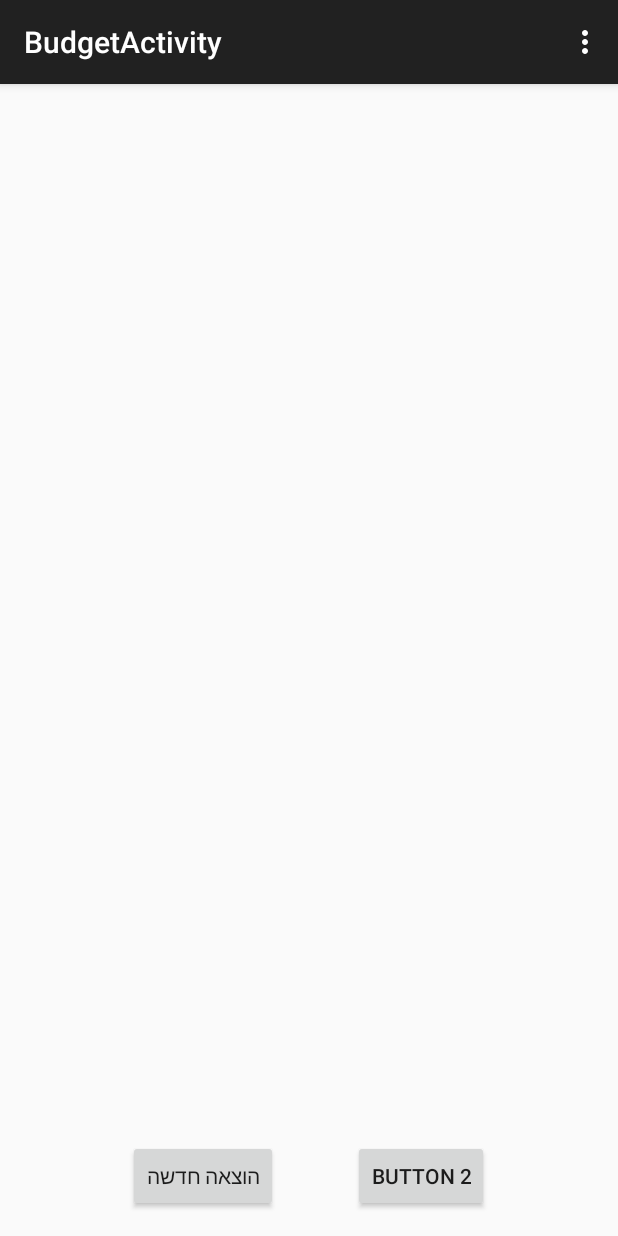
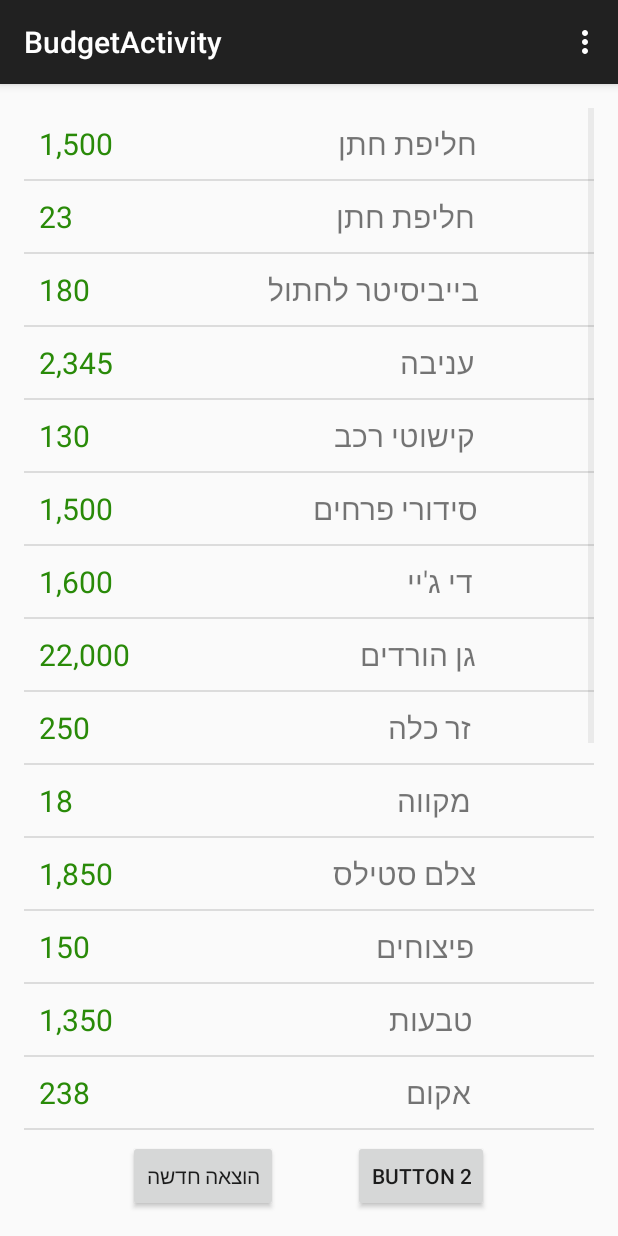
Before and after one commit to sivipi/Wedding, an Android app: the BudgetActivity screen opened directly, with no data from a screen before it, on a phone screen of 412 x 824 dp. Run offline under Robolectric (Android 15) with nearby library versions, the light colour scheme and no system bars.

Commit message:
Budget package update + layouts

```diff
--- a/app/src/main/java/com/example/owner/wedding/budget/BudgetActivity.java
+++ b/app/src/main/java/com/example/owner/wedding/budget/BudgetActivity.java
@@ -7,6 +7,7 @@ import android.view.Menu;
 import android.view.MenuItem;
 import android.view.View;
 import android.widget.Button;
+import android.widget.ListView;
 
 import com.example.owner.wedding.R;
 
@@ -19,8 +20,8 @@ public class BudgetActivity extends AppCompatActivity {
      * 2) data structure for spent budget
      */
 
-    Button newExpenseBtn = (Button)findViewById(R.id.budget_newExpense);
-    List<List<BudgetEntry>> budgetCategories;
+    Button newExpenseBtn;
+    //BudgetEntry[] budgetEntries;
 
     @Override
     protected void onPause() {
@@ -38,6 +39,7 @@ public class BudgetActivity extends AppCompatActivity {
         super.onCreate(savedInstanceState);
         setContentView(R.layout.activity_budget);
 
+        newExpenseBtn = (Button)findViewById(R.id.budget_newExpense);
         newExpenseBtn.setOnClickListener(new View.OnClickListener() {
             @Override
             public void onClick(View v) {
@@ -46,7 +48,24 @@ public class BudgetActivity extends AppCompatActivity {
             }
         });
 
+        ListView listView = (ListView)findViewById(R.id.list_view);
+        /*TODO:TESTING ONLY*/
+        BudgetEntry[] budgetEntries = {new BudgetEntry(1,"חליפת חתן",1500), new BudgetEntry(1,"חליפת חתן",23), new BudgetEntry(1,"בייביסיטר לחתול",180),
+                new BudgetEntry(1,"עניבה",2345), new BudgetEntry(1,"קישוטי רכב",130), new BudgetEntry(1,"סידורי פרחים",1500), new BudgetEntry(1,"די ג'יי",1600),
+                new BudgetEntry(1,"גן הורדים",22000), new BudgetEntry(1,"זר כלה",250), new BudgetEntry(1,"מקווה",18), new BudgetEntry(1,"צלם סטילס",1850),
+                new BudgetEntry(1,"פיצוחים",150), new BudgetEntry(1,"טבעות",1350), new BudgetEntry(1,"אקום",238), new BudgetEntry(1,"צלם וידאו",2200),
+                new BudgetEntry(1,"רב",1200), new BudgetEntry(1,"שמלה כלה",7500), new BudgetEntry(1,"הזמנות",420), new BudgetEntry(1,"אבטחה",500),
+                new BudgetEntry(1,"מוישה לאופר",112000), new BudgetEntry(1,"שוחד",1322), new BudgetEntry(1,"מעטפות",84), new BudgetEntry(1,"שומרים בחניון",650)};
+
+
+       // BudgetEntry[] budgetEntries = {new BudgetEntry(1,"חליפת חתן",1500), new BudgetEntry(1,"חליפת חתן",23)};
+        /*TODO:TESTING ONLY*/
+
+        BudgetListAdapter adapter = new BudgetListAdapter(this,budgetEntries);
+        listView.setAdapter(adapter);
+
     }
+
 
     @Override
     public boolean onCreateOptionsMenu(Menu menu) {
--- a/app/src/main/java/com/example/owner/wedding/budget/BudgetEntry.java
+++ b/app/src/main/java/com/example/owner/wedding/budget/BudgetEntry.java
@@ -1,8 +1,10 @@
 package com.example.owner.wedding.budget;
 
+import java.text.NumberFormat;
 import java.util.Calendar;
 import java.util.Collections;
 import java.util.List;
+import java.util.Locale;
 
 /**
  * Created by Sivan on 11/10/2015.
@@ -119,7 +121,17 @@ public class BudgetEntry implements Comparable<BudgetEntry>{
     }
 
     @Override
+    public String toString() {
+        return NumberFormat.getNumberInstance(Locale.US).format(this.cost);
+    }
+
+    @Override
     public int compareTo(BudgetEntry another) {
         return this.date.compareTo(another.date);
     }
+
+    public boolean hasPayments(){
+        if (paymentList==null) return false;
+        return (paymentList.size()>0);
+    }
 }
--- /dev/null
+++ b/app/src/main/java/com/example/owner/wedding/budget/BudgetListAdapter.java
@@ -0,0 +1,101 @@
+package com.example.owner.wedding.budget;
+
+import android.content.Context;
+import android.view.LayoutInflater;
+import android.view.View;
+import android.view.ViewGroup;
+import android.widget.BaseAdapter;
+import android.widget.ImageButton;
+import android.widget.LinearLayout;
+import android.widget.TextView;
+
+import com.example.owner.wedding.R;
+
+import java.util.List;
+
+/**
+ * Created by owner on 01/11/2015.
+ */
+public class BudgetListAdapter extends BaseAdapter {
+
+    private Context context;
+    private BudgetEntry[] budgetEntries;
+
+    final int ENTRY_TYPES = 2;
+    final int TYPE_PAYMENTS = 0;
+    final int TYPE_NO_PAYMENTS = 1;
+
+    public BudgetListAdapter(Context context, BudgetEntry[] budgetEntries) {
+        super();
+        this.context = context;
+        this.budgetEntries = budgetEntries;
+
+    }
+
+    @Override
+    public int getCount() {
+        return budgetEntries.length;
+    }
+
+    @Override
+    public BudgetEntry getItem(int position) {
+        return budgetEntries[position];
+    }
+
+    @Override
+    public long getItemId(int position) {
+        return 0;
+    }
+
+    @Override
+    public View getView(int position, View convertView, ViewGroup parent) {
+
+        final BudgetEntry data = getItem(position);
+        ImageButton plusBtn = null;
+        if(convertView == null) {
+            LayoutInflater inflater = (LayoutInflater)context.getSystemService(Context.LAYOUT_INFLATER_SERVICE);
+
+            if(data.hasPayments()){
+                convertView = inflater.inflate(R.layout.line_budget_entry_payments,null);
+                plusBtn = (ImageButton)convertView.findViewById(R.id.line_edit);
+            }
+            else convertView = inflater.inflate(R.layout.line_budget_entry,null);
+        }
+
+        TextView costTv = (TextView)convertView.findViewById(R.id.line_cost);
+        TextView itemTv = (TextView)convertView.findViewById(R.id.line_item);
+        LinearLayout linearLayout = (LinearLayout)convertView.findViewById(R.id.budget_adapter_linear_layout);
+
+        costTv.setText(data.toString());
+        itemTv.setText(data.getItem());
+
+        if (data.hasPayments()) {
+            assert plusBtn != null;
+            plusBtn.setOnClickListener(new View.OnClickListener() {
+                @Override
+                public void onClick(View v) {
+                    /*Dynamically add payments rows*/
+                    if (data.hasPayments()){
+                        for (Payment payment : data.getPaymentList()){
+                            TextView paymentAmountTv = new TextView(context);
+                            //TODO: complete
+                        }
+                    }
+                }
+            });
+        }
+
+        return convertView;
+    }
+
+
+    @Override
+    public int getViewTypeCount() {
+        return ENTRY_TYPES;
+    }
+
+    @Override
+    public int getItemViewType(int position) {
+        return budgetEntries[position].hasPayments() ? TYPE_PAYMENTS : TYPE_NO_PAYMENTS;
+    }
+}
--- a/app/src/main/res/layout/activity_budget.xml
+++ b/app/src/main/res/layout/activity_budget.xml
@@ -8,11 +8,12 @@
     tools:context="com.example.owner.wedding.budget.BudgetActivity"
     >
 
-    <ScrollView
+    <ListView
         android:layout_width="match_parent"
         android:layout_height="wrap_content"
-        android:layout_weight="1">
-    </ScrollView>
+        android:layout_weight="1"
+        android:id="@+id/list_view">
+    </ListView>
 
     <LinearLayout
         android:layout_width="wrap_content"
--- /dev/null
+++ b/app/src/main/res/layout/line_budget_entry.xml
@@ -0,0 +1,46 @@
+<?xml version="1.0" encoding="utf-8"?>
+<LinearLayout xmlns:android="http://schemas.android.com/apk/res/android"
+    android:orientation="horizontal"
+    android:paddingLeft="10dp"
+    android:paddingRight="10dp"
+    android:paddingTop="10dp"
+    android:paddingBottom="10dp"
+    android:layout_width="match_parent"
+    android:layout_height="match_parent"
+    android:gravity="end"
+    android:id="@+id/budget_adapter_linear_layout">
+
+
+    <TextView
+        android:layout_width="wrap_content"
+        android:layout_height="wrap_content"
+        android:layout_gravity="center_vertical"
+        android:gravity="left"
+        android:text="2,000"
+        android:textColor="#298A08"
+        android:textSize="20sp"
+        android:inputType="text"
+        android:layout_weight="30"
+        android:id="@+id/line_cost"
+        />
+
+    <TextView
+        android:layout_width="wrap_content"
+        android:layout_height="wrap_content"
+        android:layout_marginRight="8dp"
+        android:text="שמלת כלה - מקדמה"
+        android:textSize="20sp"
+        android:layout_gravity="center_vertical"
+        android:gravity="right"
+        android:id="@+id/line_item"
+        android:layout_weight="75"/>
+
+    <TextView
+        android:layout_width="wrap_content"
+        android:layout_height="wrap_content"
+        android:layout_gravity="center_vertical"
+        android:text="                "
+        android:layout_weight="5"/>
+
+
+</LinearLayout>
```
Also changed, not shown: app/src/main/java/com/example/owner/wedding/MainActivity.java (+25 -26 lines), app/src/main/java/com/example/owner/wedding/budget/EditBudgetEntryActivity.java (+1 -8 lines), app/src/main/res/layout/line_budget_entry_payments.xml (added, +49 -0 lines), app/src/main/edit-web.png (added), app/src/main/ic_launcher-web.png (added), app/src/main/res/mipmap-hdpi/edit.png (added), app/src/main/res/mipmap-hdpi/ic_launcher.png, app/src/main/res/mipmap-mdpi/edit.png (added), app/src/main/res/mipmap-mdpi/ic_launcher.png, app/src/main/res/mipmap-xhdpi/edit.png (added), app/src/main/res/mipmap-xhdpi/ic_launcher.png, app/src/main/res/mipmap-xxhdpi/edit.png (added), app/src/main/res/mipmap-xxhdpi/ic_launcher.png, app/src/main/res/mipmap-xxxhdpi/edit.png (added), 1 more files, 2 other files.
